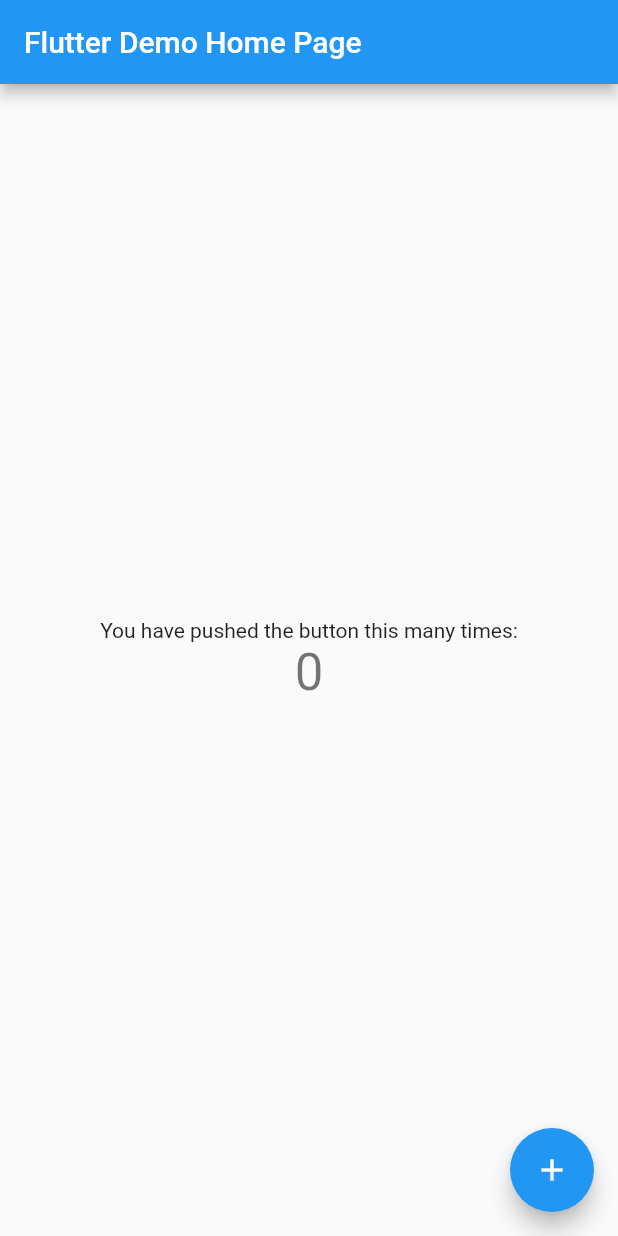
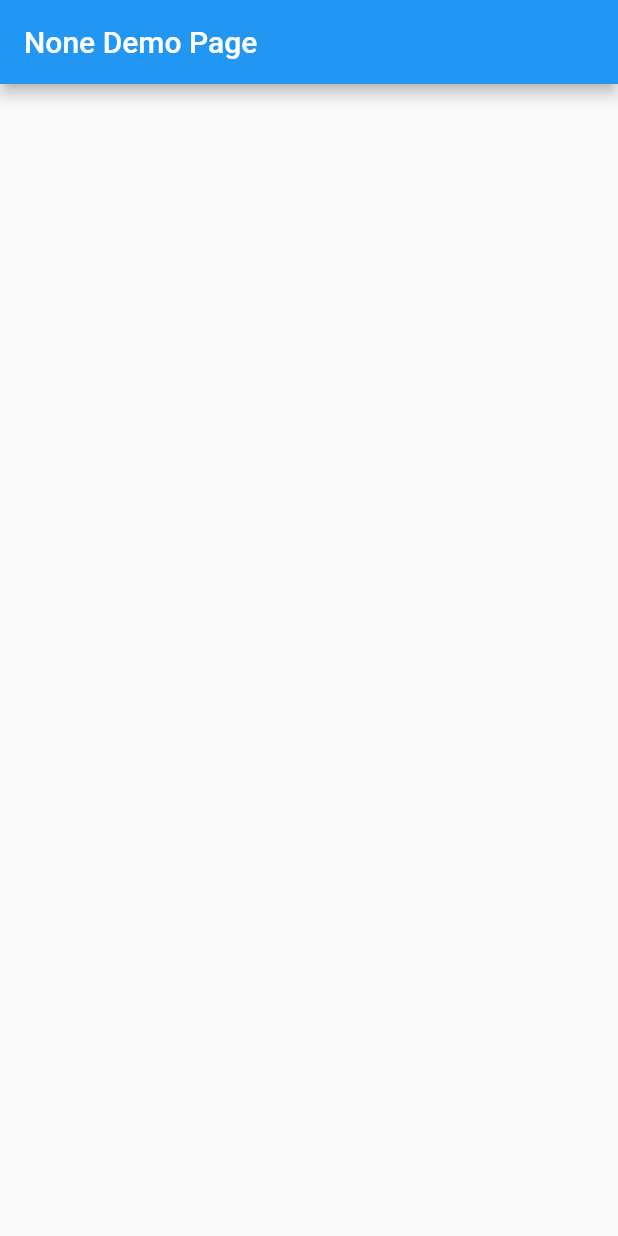
Before and after one commit to onlymice/flavor_demo, a Flutter app: the screen it shows after launch, on a phone screen of 412 x 824 dp. Run offline on Flutter 3.47's test engine with Material 2 defaults, Android fonts, the phone set to English and light mode, and no system bars; our stand-ins replace package_info_plus.

Commit message:
Add code for the demo

```diff
--- a/lib/main.dart
+++ b/lib/main.dart
@@ -1,17 +1,24 @@
+import 'package:flavor_demo/utils.dart';
 import 'package:flutter/material.dart';
 
 void main() {
-  runApp(const MyApp());
+  WidgetsFlutterBinding.ensureInitialized();
+  final env = Environment();
+  runApp(MyApp(env: env));
 }
 
 class MyApp extends StatelessWidget {
-  const MyApp({super.key});
+  final Environment env;
 
-  // This widget is the root of your application.
+  const MyApp({super.key, required this.env});
+
   @override
   Widget build(BuildContext context) {
+    return ValueListenableBuilder(
+        valueListenable: env.current,
+        builder: (context, current, _) {
           return MaterialApp(
-      title: 'Flutter Demo',
+            title: '${current.name} Demo App',
             theme: ThemeData(
               // This is the theme of your application.
               //
@@ -22,94 +29,75 @@ class MyApp extends StatelessWidget {
               // or simply save your changes to "hot reload" in a Flutter IDE).
               // Notice that the counter didn't reset back to zero; the application
               // is not restarted.
-        primarySwatch: Colors.blue,
+              primaryColor: current.color,
             ),
-      home: const MyHomePage(title: 'Flutter Demo Home Page'),
+            home: MyHomePage(
+              title: '${current.name} Demo Page',
+              currentEnv: current,
+            ),
           );
+        });
   }
 }
 
 class MyHomePage extends StatefulWidget {
-  const MyHomePage({super.key, required this.title});
-
-  // This widget is the home page of your application. It is stateful, meaning
-  // that it has a State object (defined below) that contains fields that affect
-  // how it looks.
-
-  // This class is the configuration for the state. It holds the values (in this
-  // case the title) provided by the parent (in this case the App widget) and
-  // used by the build method of the State. Fields in a Widget subclass are
-  // always marked "final".
+  const MyHomePage({super.key, required this.title, required this.currentEnv});
 
   final String title;
+  final EnvironmentType currentEnv;
 
   @override
   State<MyHomePage> createState() => _MyHomePageState();
 }
 
 class _MyHomePageState extends State<MyHomePage> {
-  int _counter = 0;
+  @override
+  Widget build(BuildContext context) {
+    return Scaffold(
+      appBar: AppBar(
+        title: Text(widget.title),
+      ),
+      body: Center(
+          child: EnvironmentButtons(
+        env: widget.currentEnv,
+      )),
+    );
+  }
+}
 
-  void _incrementCounter() {
-    setState(() {
-      // This call to setState tells the Flutter framework that something has
-      // changed in this State, which causes it to rerun the build method below
-      // so that the display can reflect the updated values. If we changed
-      // _counter without calling setState(), then the build method would not be
-      // called again, and so nothing would appear to happen.
-      _counter++;
-    });
-  }
+class EnvironmentButtons extends StatelessWidget {
+  final EnvironmentType env;
+  const EnvironmentButtons({super.key, required this.env});
 
   @override
   Widget build(BuildContext context) {
-    // This method is rerun every time setState is called, for instance as done
-    // by the _incrementCounter method above.
-    //
-    // The Flutter framework has been optimized to make rerunning build methods
-    // fast, so that you can just rebuild anything that needs updating rather
-    // than having to individually change instances of widgets.
-    return Scaffold(
-      appBar: AppBar(
-        // Here we take the value from the MyHomePage object that was created by
-        // the App.build method, and use it to set our appbar title.
-        title: Text(widget.title),
-      ),
-      body: Center(
-        // Center is a layout widget. It takes a single child and positions it
-        // in the middle of the parent.
-        child: Column(
-          // Column is also a layout widget. It takes a list of children and
-          // arranges them vertically. By default, it sizes itself to fit its
-          // children horizontally, and tries to be as tall as its parent.
-          //
-          // Invoke "debug painting" (press "p" in the console, choose the
-          // "Toggle Debug Paint" action from the Flutter Inspector in Android
-          // Studio, or the "Toggle Debug Paint" command in Visual Studio Code)
-          // to see the wireframe for each widget.
-          //
-          // Column has various properties to control how it sizes itself and
-          // how it positions its children. Here we use mainAxisAlignment to
-          // center the children vertically; the main axis here is the vertical
-          // axis because Columns are vertical (the cross axis would be
-          // horizontal).
-          mainAxisAlignment: MainAxisAlignment.center,
-          children: <Widget>[
-            const Text(
-              'You have pushed the button this many times:',
-            ),
-            Text(
-              '$_counter',
-              style: Theme.of(context).textTheme.headlineMedium,
-            ),
-          ],
-        ),
-      ),
-      floatingActionButton: FloatingActionButton(
-        onPressed: _incrementCounter,
-        tooltip: 'Increment',
-        child: const Icon(Icons.add),
-      ), // This trailing comma makes auto-formatting nicer for build methods.
+    return Column(
+        mainAxisAlignment: MainAxisAlignment.center, children: widgetByEnv());
+  }
+
+  List<Widget> widgetByEnv() {
+    switch (env) {
+      case EnvironmentType.blue:
+        return [
+          button('Domestic transfer'),
+          button('International transfer'),
+          button('Bill payment')
+        ];
+      case EnvironmentType.green:
+        return [
+          button('Domestic transfer'),
+          button('International transfer'),
+        ];
+      case EnvironmentType.red:
+        return [button('International transfer')];
+      default:
+        return [Container()];
+    }
+  }
+
+  Widget button(String text) => MaterialButton(
+        color: env.color,
+        onPressed: () {},
+        child: Text(text),
       );
 }
-}
--- /dev/null
+++ b/lib/utils.dart
@@ -0,0 +1,36 @@
+import 'package:flutter/material.dart';
+import 'package:package_info_plus/package_info_plus.dart';
+
+enum EnvironmentType {
+  none('None', Colors.black),
+  blue('Blue', Colors.blue),
+  green('Green', Colors.green),
+  red('Red', Colors.red);
+
+  const EnvironmentType(this.name, this.color);
+  final String name;
+  final Color color;
+}
+
+class Environment {
+  ValueNotifier<EnvironmentType> current = ValueNotifier(EnvironmentType.none);
+
+  Environment() {
+    PackageInfo.fromPlatform().then((PackageInfo packageInfo) {
+      current.value = currentFlavors(packageInfo.packageName);
+    });
+  }
+}
+
+EnvironmentType currentFlavors(String packageName) {
+  switch (packageName) {
+    case "com.example.flavor_demo.blue":
+      return EnvironmentType.blue;
+    case "com.example.flavor_demo.green":
+      return EnvironmentType.green;
+    case "com.example.flavor_demo.red":
+      return EnvironmentType.red;
+    default:
+      return EnvironmentType.none;
+  }
+}
```
Also changed, not shown: pubspec.lock, 1 other file. Lines whose indentation alone changed are shown as unchanged.
